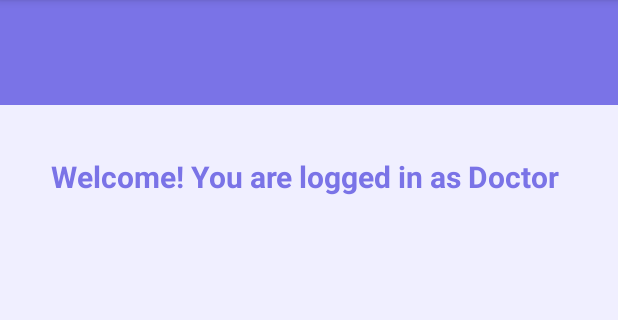
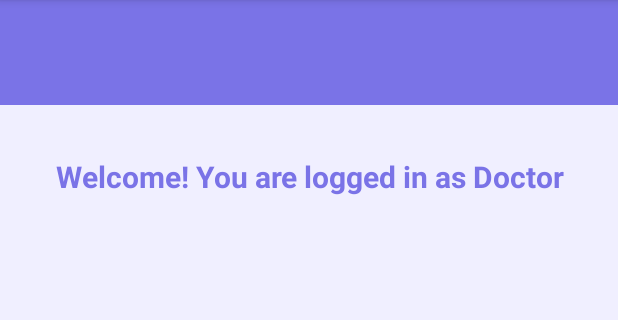
Before and after one commit to uOttawaSEGA2023/project-group-21, an Android app built with Jetpack Compose: the DoctorHomepage screen opened directly, with no data from a screen before it, on a phone screen of 412 x 824 dp, the part 84-404 px from its top. Run offline under Robolectric (Android 15) with nearby library versions, the phone set to English and light mode, and no system bars.

Commit message:
testing pushing, centered welcome text

```diff
--- a/app/src/main/res/layout/activity_admin_homepage.xml
+++ b/app/src/main/res/layout/activity_admin_homepage.xml
@@ -19,10 +19,10 @@
         android:id="@+id/adminWelcomeText"
         android:layout_width="0dp"
         android:layout_height="wrap_content"
-        android:layout_marginStart="30dp"
         android:layout_marginTop="104dp"
         android:background="#F0EFFF"
         android:text="Welcome! You are logged in as Administrator"
+        android:textAlignment="center"
         android:textColor="#7A73E7"
         android:textSize="18sp"
         android:textStyle="bold"
--- a/app/src/main/res/layout/activity_doctor_homepage.xml
+++ b/app/src/main/res/layout/activity_doctor_homepage.xml
@@ -19,11 +19,10 @@
         android:id="@+id/doctorWelcomeText"
         android:layout_width="0dp"
         android:layout_height="wrap_content"
-        android:layout_marginStart="34dp"
         android:layout_marginTop="104dp"
-        android:layout_marginEnd="16dp"
         android:background="#F0EFFF"
         android:text="Welcome! You are logged in as Doctor"
+        android:textAlignment="center"
         android:textColor="#7A73E7"
         android:textSize="20sp"
         android:textStyle="bold"
--- a/app/src/main/res/layout/activity_patient_homepage.xml
+++ b/app/src/main/res/layout/activity_patient_homepage.xml
@@ -19,10 +19,10 @@
         android:id="@+id/patientWelcomeText"
         android:layout_width="0dp"
         android:layout_height="wrap_content"
-        android:layout_marginStart="50dp"
         android:layout_marginTop="104dp"
         android:background="#F0EFFF"
         android:text="Welcome! You are logged in as Patient"
+        android:textAlignment="center"
         android:textColor="#7A73E7"
         android:textSize="18sp"
         android:textStyle="bold"
```
